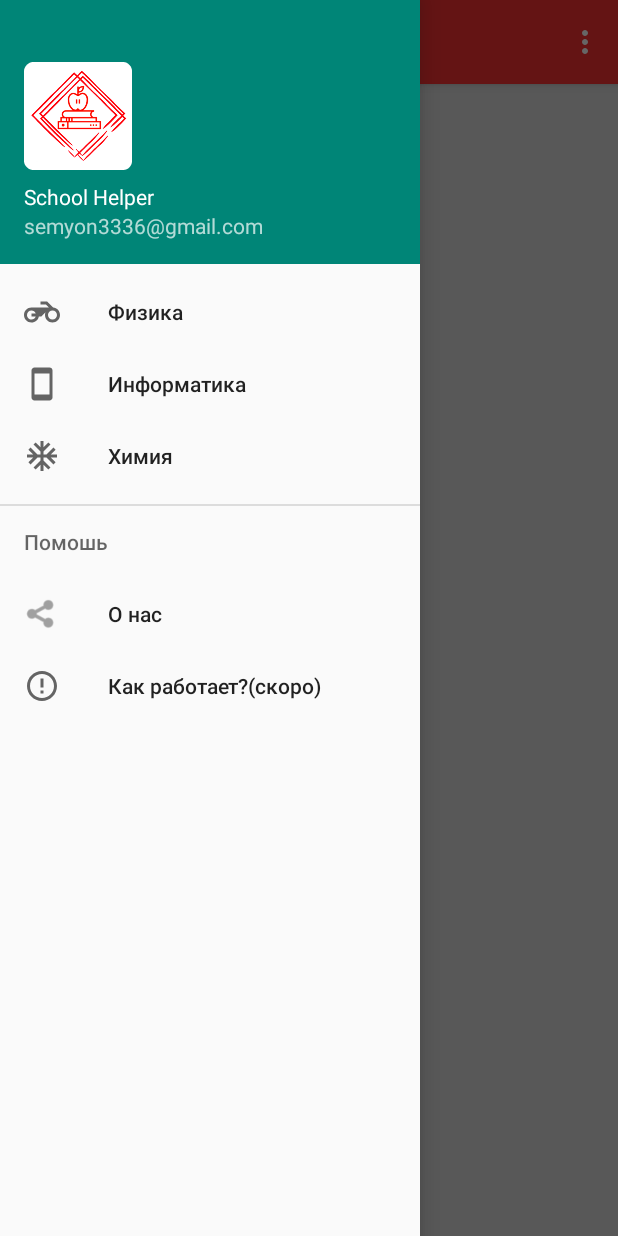
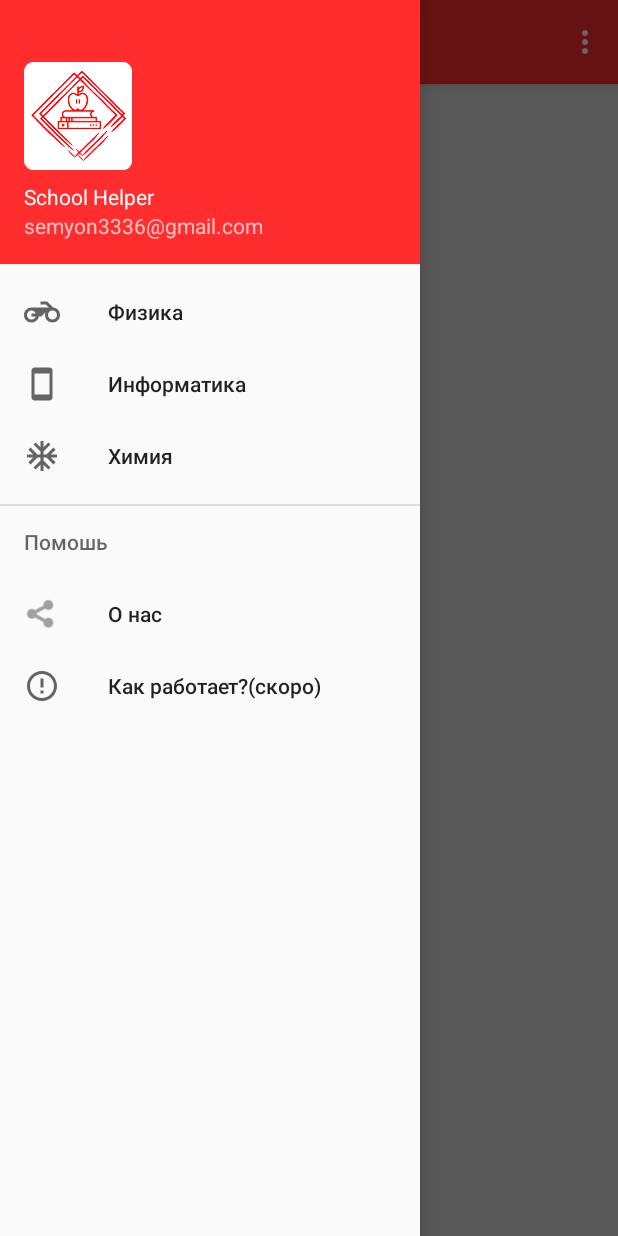
Before and after one commit to PrincePepper/SchoolHelper, an Android app: the screen it shows after launch (NavigationActivity), with the side drawer open, on a phone screen of 412 x 824 dp. Run offline under Robolectric (Android 15) with nearby library versions, the light colour scheme and no system bars.

Commit message:
Initial commit

```diff
--- a/app/src/main/AndroidManifest.xml
+++ b/app/src/main/AndroidManifest.xml
@@ -50,7 +50,7 @@
         <activity
             android:name=".About"
             android:label="@string/app_about"
-            android:theme="@style/AppTheme.NoActionBar"
+            android:theme="@style/AppTheme.About"
 
             android:screenOrientation="sensorPortrait">
             <intent-filter>
--- a/app/src/main/java/com/example/shool_helper/About.java
+++ b/app/src/main/java/com/example/shool_helper/About.java
@@ -13,7 +13,7 @@ public class About extends AppCompatActivity {
         setContentView(R.layout.intent_about);
 
 
-        new Handler().postDelayed(new Runnable() {
+        /*new Handler().postDelayed(new Runnable() {
             @Override
             public void run() {
                 if (!Splash.color) {
@@ -24,7 +24,7 @@ public class About extends AppCompatActivity {
                     Splash.color=false;;
                 }
             }
-        }, 2000);
+        }, 2000);*/
 
     }
 }
--- a/app/src/main/java/com/example/shool_helper/ThemeColors.java
+++ b/app/src/main/java/com/example/shool_helper/ThemeColors.java
@@ -9,6 +9,7 @@ import android.os.Build;
 import android.os.Bundle;
 import android.support.annotation.ColorInt;
 import android.support.v7.app.AppCompatActivity;
+import android.util.Log;
 
 public class ThemeColors extends AppCompatActivity {
 
@@ -46,7 +47,9 @@ public class ThemeColors extends AppCompatActivity {
         red = Math.round(red / colorStep) * colorStep;
         green = Math.round(green / colorStep) * colorStep;
         blue = Math.round(blue / colorStep) * colorStep;
-
+        Log.i(String.valueOf(red), "Это мое сообщение для записи в журнале");
+        Log.i(String.valueOf(green), "Это мое сообщение для записи в журнале");
+        Log.i(String.valueOf(blue), "Это мое сообщение для записи в журнале");
          stringColor = Integer.toHexString(Color.rgb(red, green, blue)).substring(2);
         SharedPreferences.Editor editor = activity.getSharedPreferences(NAME, Context.MODE_PRIVATE).edit();
         editor.putString(KEY, stringColor);
--- a/app/src/main/res/values/colors.xml
+++ b/app/src/main/res/values/colors.xml
@@ -1,7 +1,7 @@
 <?xml version="1.0" encoding="utf-8"?>
 <resources>
-    <color name="colorPrimary">#008577</color>
-    <color name="colorPrimaryDark">#00574B</color>
+    <color name="colorPrimary">#FF2D2D</color>
+    <color name="colorPrimaryDark">#B71C1C</color>
     <color name="colorAccent">#D81B60</color>
 
     <color name="splash">#FFFFFF</color>
--- a/app/src/main/res/values/styles.xml
+++ b/app/src/main/res/values/styles.xml
@@ -2,16 +2,16 @@
 
 
     <style name="AppTheme" parent="Theme.AppCompat.Light">
-        <item name="colorPrimary">#FA3232</item>
-        <item name="colorPrimaryDark">#FA3232</item>
+        <item name="colorPrimary">#FF2D2D</item>
+        <item name="colorPrimaryDark">#B71C1C</item>
         <item name="colorAccent">#FA3232</item>
         <item name="android:windowAnimationStyle">@style/WindowAnimationTransition</item>
     </style>
 
     <style name="AppThemeDarkActionBar" parent="Theme.AppCompat.Light.DarkActionBar">
-        <item name="colorPrimary">#FA3232</item>
-        <item name="colorPrimaryDark">#FA3232</item>
-        <item name="colorAccent">#FA3232</item>
+        <item name="colorPrimary">#FF2D2D</item>
+        <item name="colorPrimaryDark">#B71C1C</item>
+        <item name="colorAccent">#000000</item>
         <item name="android:windowAnimationStyle">@style/WindowAnimationTransition</item>
     </style>
 
@@ -31,8 +31,8 @@
     <style name="AppTheme.PopupOverlay" parent="ThemeOverlay.AppCompat.Light" />
 
     <style name="AppTheme.About" parent="Theme.AppCompat.Light.DarkActionBar" >
-        <item name="colorPrimary">#FF5252</item>
-        <item name="colorPrimaryDark">#D50000</item>
+        <item name="colorPrimary">#FF2D2D</item>
+        <item name="colorPrimaryDark">#B71C1C</item>
         <item name="colorAccent">#000000</item>
         <item name="android:windowAnimationStyle">@style/WindowAnimationTransition</item>
     </style>
```
